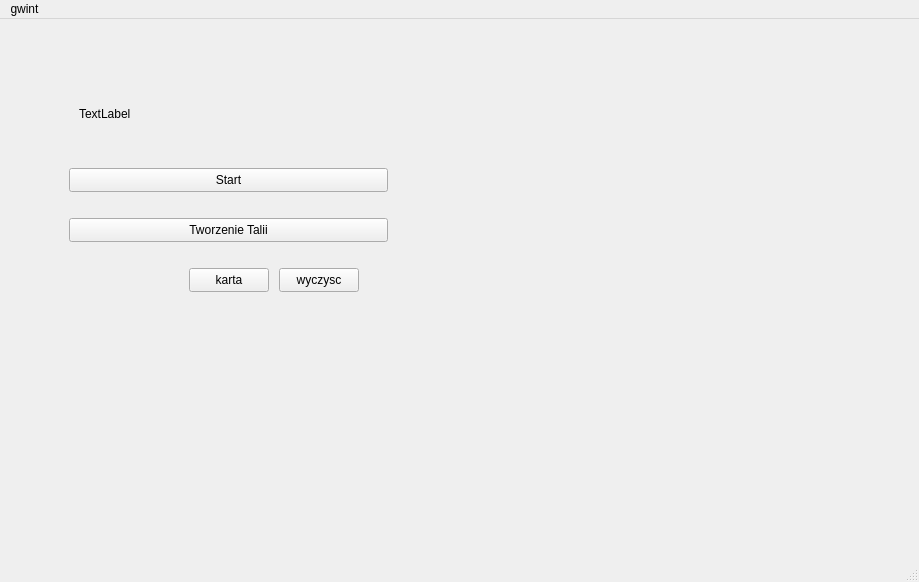
Aleksander-Szostek/Programowanie2_Projekt_Gwint, file Gwint/mainwindow.ui: the form before one commit.
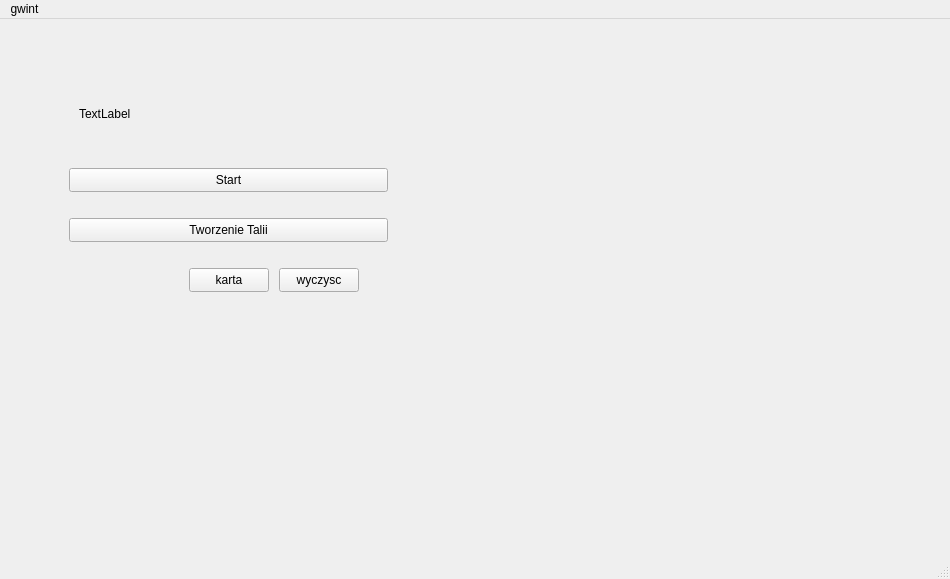
The form after the commit. Icons and pictures are not drawn.

Diff of the .ui file:
```diff
--- a/Gwint/mainwindow.ui
+++ b/Gwint/mainwindow.ui
@@ -6,14 +6,17 @@
    <rect>
     <x>0</x>
     <y>0</y>
-    <width>919</width>
-    <height>582</height>
+    <width>950</width>
+    <height>579</height>
    </rect>
   </property>
   <property name="windowTitle">
    <string>MainWindow</string>
   </property>
   <widget class="QWidget" name="centralwidget">
+   <property name="styleSheet">
+    <string notr="true"/>
+   </property>
    <layout class="QVBoxLayout" name="verticalLayout">
     <item>
      <widget class="QStackedWidget" name="stackedWidget">
@@ -29,6 +32,9 @@
       <property name="focusPolicy">
        <enum>Qt::FocusPolicy::StrongFocus</enum>
       </property>
+      <property name="autoFillBackground">
+       <bool>false</bool>
+      </property>
       <property name="styleSheet">
        <string notr="true"/>
       </property>
@@ -103,9 +109,9 @@
        <widget class="QWidget" name="horizontalLayoutWidget">
         <property name="geometry">
          <rect>
-          <x>0</x>
+          <x>20</x>
           <y>320</y>
-          <width>871</width>
+          <width>901</width>
           <height>191</height>
          </rect>
         </property>
@@ -153,7 +159,7 @@
     <rect>
      <x>0</x>
      <y>0</y>
-     <width>919</width>
+     <width>950</width>
      <height>21</height>
     </rect>
    </property>
```
Left out of the diff: 6 changed lines with no effect on the pictures.
